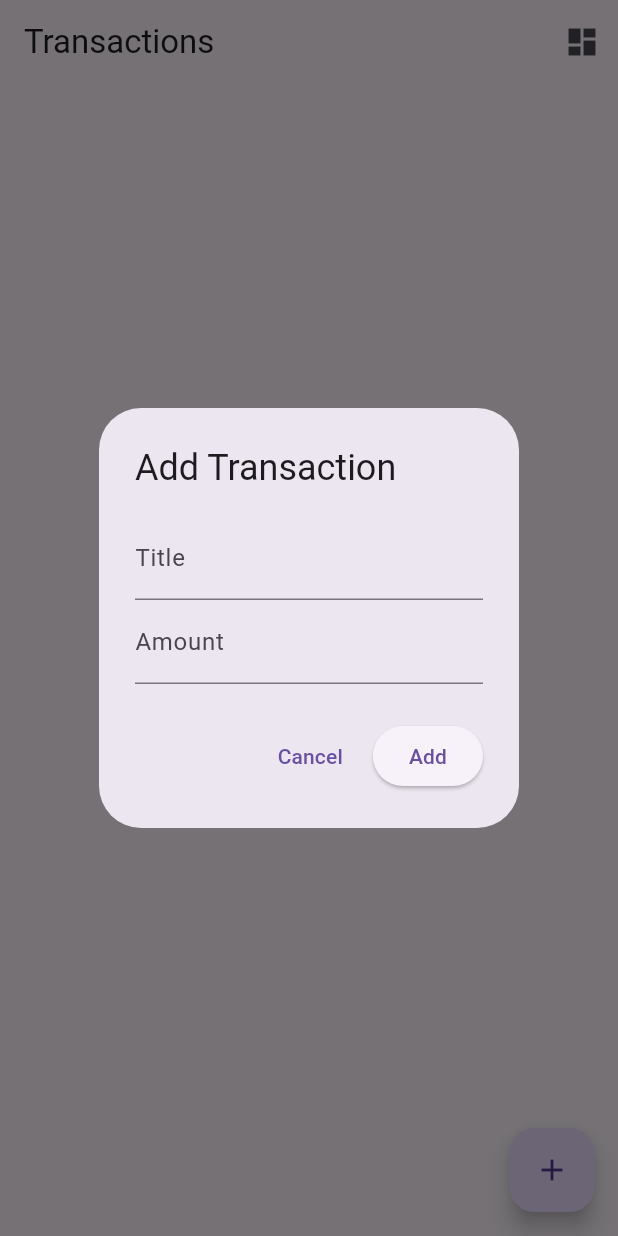
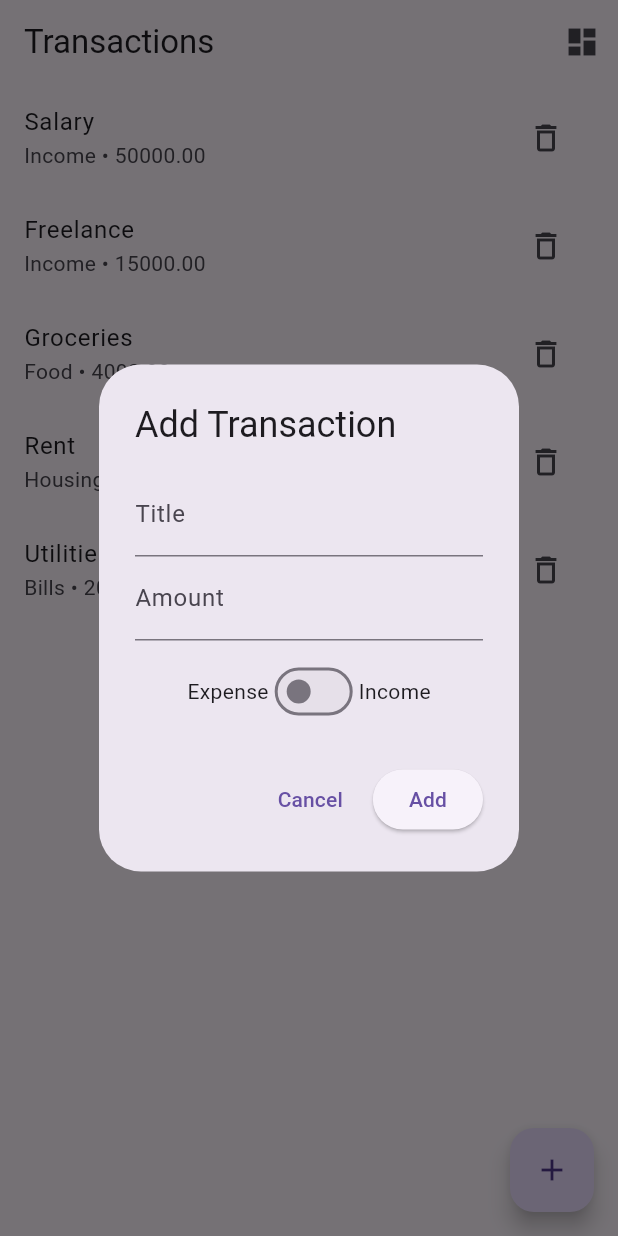
Before and after one commit to jsonOdison/kuvaka_tech_assesment, a Flutter app: the screen it shows after launch, after a tap on the "add" icon, on a phone screen of 412 x 824 dp. Run offline on Flutter 3.47's test engine with Material 3 defaults, Android fonts, the phone set to English and light mode, and no system bars; our stand-ins replace equatable, fl_chart, flutter_bloc, get_it, hive, hive_flutter; accounts and stored records are empty.

Commit message:
dashboard summary charts , added pubspec issues

```diff
--- /dev/null
+++ b/lib/src/features/dashboard/presentation/widgets/summary_chart.dart
@@ -0,0 +1,29 @@
+import 'package:fl_chart/fl_chart.dart';
+import 'package:flutter/material.dart';
+
+class SummaryChart extends StatelessWidget {
+  const SummaryChart({super.key, required this.income, required this.expense});
+  final double income;
+  final double expense;
+
+  @override
+  Widget build(BuildContext context) {
+    final total = income + expense;
+    return PieChart(
+      PieChartData(
+        sections: [
+          PieChartSectionData(
+            value: expense,
+            title: 'Expense ${(expense / total * 100).toStringAsFixed(1)}%',
+            color: Colors.red,
+          ),
+          PieChartSectionData(
+            value: income,
+            title: 'Income ${(income / total * 100).toStringAsFixed(1)}%',
+            color: Colors.green,
+          ),
+        ],
+      ),
+    );
+  }
+}
--- a/lib/src/features/transactions/presentation/pages/transaction_page.dart
+++ b/lib/src/features/transactions/presentation/pages/transaction_page.dart
@@ -3,9 +3,66 @@ import 'package:flutter_bloc/flutter_bloc.dart';
 import 'package:kuvaka_tech_assesment/src/features/dashboard/presentation/pages/dashboard_page.dart';
 import 'package:kuvaka_tech_assesment/src/features/transactions/domain/entities/transactionl.dart';
 import 'package:kuvaka_tech_assesment/src/features/transactions/presentation/bloc/transactions_bloc.dart';
+import 'package:kuvaka_tech_assesment/src/features/transactions/presentation/widgets/add_transaction_dialog.dart';
 
-class TransactionPage extends StatelessWidget {
+class TransactionPage extends StatefulWidget {
   const TransactionPage({super.key});
+
+  @override
+  State<TransactionPage> createState() => _TransactionPageState();
+}
+
+class _TransactionPageState extends State<TransactionPage> {
+  final sampleTransactions = [
+    TransactionEntity(
+      id: '1',
+      title: 'Salary',
+      amount: 50000,
+      date: DateTime.now(),
+      category: 'Income',
+      isExpense: false,
+    ),
+    TransactionEntity(
+      id: '2',
+      title: 'Freelance',
+      amount: 15000,
+      date: DateTime.now(),
+      category: 'Income',
+      isExpense: false,
+    ),
+    TransactionEntity(
+      id: '3',
+      title: 'Groceries',
+      amount: 4000,
+      date: DateTime.now(),
+      category: 'Food',
+      isExpense: true,
+    ),
+    TransactionEntity(
+      id: '4',
+      title: 'Rent',
+      amount: 12000,
+      date: DateTime.now(),
+      category: 'Housing',
+      isExpense: true,
+    ),
+    TransactionEntity(
+      id: '5',
+      title: 'Utilities',
+      amount: 2000,
+      date: DateTime.now(),
+      category: 'Bills',
+      isExpense: true,
+    ),
+  ];
+
+  @override
+  void initState() {
+    super.initState();
+    for (final tx in sampleTransactions) {
+      context.read<TransactionBloc>().add(AddTransactionEvent(tx));
+    }
+  }
 
   @override
   Widget build(BuildContext context) {
@@ -61,66 +118,13 @@ class TransactionPage extends StatelessWidget {
       ),
       floatingActionButton: FloatingActionButton(
         onPressed: () {
-          _showAddTransactionDialog(context);
+          showDialog(
+            context: context,
+            builder: (_) => const AddTransactionDialog(),
+          );
         },
         child: const Icon(Icons.add),
       ),
     );
   }
-
-  void _showAddTransactionDialog(BuildContext context) {
-    final titleController = TextEditingController();
-    final amountController = TextEditingController();
-
-    showDialog(
-      context: context,
-      builder: (context) {
-        return AlertDialog(
-          title: const Text('Add Transaction'),
-          content: Column(
-            mainAxisSize: MainAxisSize.min,
-            children: [
-              TextField(
-                controller: titleController,
-                decoration: const InputDecoration(labelText: 'Title'),
-              ),
-              TextField(
-                controller: amountController,
-                keyboardType: TextInputType.number,
-                decoration: const InputDecoration(labelText: 'Amount'),
-              ),
-            ],
-          ),
-          actions: [
-            TextButton(
-              onPressed: () => Navigator.pop(context),
-              child: const Text('Cancel'),
-            ),
-            ElevatedButton(
-              onPressed: () {
-                final title = titleController.text.trim();
-                final amount = double.tryParse(amountController.text) ?? 0.0;
-                if (title.isNotEmpty && amount > 0) {
-                  final id = DateTime.now().millisecondsSinceEpoch.toString();
-                  final transaction = TransactionEntity(
-                    id: id,
-                    title: title,
-                    amount: amount,
-                    date: DateTime.now(),
-                    category: 'General',
-                    isExpense: true,
-                  );
-                  context.read<TransactionBloc>().add(
-                    AddTransactionEvent(transaction),
-                  );
-                  Navigator.pop(context);
-                }
-              },
-              child: const Text('Add'),
-            ),
-          ],
-        );
-      },
-    );
-  }
 }
--- /dev/null
+++ b/lib/src/features/transactions/presentation/widgets/add_transaction_dialog.dart
@@ -0,0 +1,86 @@
+import 'package:flutter/material.dart';
+import 'package:flutter_bloc/flutter_bloc.dart';
+import 'package:kuvaka_tech_assesment/src/features/transactions/domain/entities/transactionl.dart';
+import 'package:kuvaka_tech_assesment/src/features/transactions/presentation/bloc/transactions_bloc.dart';
+
+class AddTransactionDialog extends StatefulWidget {
+  const AddTransactionDialog({super.key});
+
+  @override
+  State<AddTransactionDialog> createState() => _AddTransactionDialogState();
+}
+
+class _AddTransactionDialogState extends State<AddTransactionDialog> {
+  final titleController = TextEditingController();
+  final amountController = TextEditingController();
+  bool isExpense = true;
+
+  @override
+  Widget build(BuildContext context) {
+    return AlertDialog(
+      title: const Text('Add Transaction'),
+      content: Column(
+        mainAxisSize: MainAxisSize.min,
+        children: [
+          TextField(
+            controller: titleController,
+            decoration: const InputDecoration(labelText: 'Title'),
+          ),
+          TextField(
+            controller: amountController,
+            keyboardType: TextInputType.number,
+            decoration: const InputDecoration(labelText: 'Amount'),
+          ),
+          const SizedBox(height: 10),
+          Row(
+            mainAxisAlignment: MainAxisAlignment.center,
+            children: [
+              const Text('Expense'),
+              Switch(
+                value: !isExpense,
+                onChanged: (val) => setState(() => isExpense = !val),
+              ),
+              const Text('Income'),
+            ],
+          ),
+        ],
+      ),
+      actions: [
+        TextButton(
+          onPressed: () => Navigator.pop(context),
+          child: const Text('Cancel'),
+        ),
+        ElevatedButton(
+          onPressed: () {
+            final title = titleController.text.trim();
+            final amount = double.tryParse(amountController.text) ?? 0.0;
+
+            if (title.isEmpty || amount <= 0) return;
+
+            final transaction = TransactionEntity(
+              id: DateTime.now().millisecondsSinceEpoch.toString(),
+              title: title,
+              amount: amount,
+              date: DateTime.now(),
+              category: isExpense ? 'Expense' : 'Income',
+              isExpense: isExpense,
+            );
+
+            context.read<TransactionBloc>().add(
+              AddTransactionEvent(transaction),
+            );
+            Navigator.pop(context);
+          },
+          child: const Text('Add'),
+        ),
+      ],
+    );
+  }
+
+  @override
+  void dispose() {
+    titleController.dispose();
+    amountController.dispose();
+    super.dispose();
+  }
+}
--- a/pubspec.yaml
+++ b/pubspec.yaml
@@ -10,7 +10,7 @@ dependencies:
   connectivity_plus: ^7.0.0
   csv: ^6.0.0
   equatable: ^2.0.7
-  fl_chart: ^1.1.0
+  fl_chart: ^0.70.0
   flutter:
     sdk: flutter
   flutter_bloc: ^9.1.1
```
Also changed, not shown: lib/src/features/dashboard/presentation/pages/dashboard_page.dart (+34 -0 lines), pubspec.lock.
